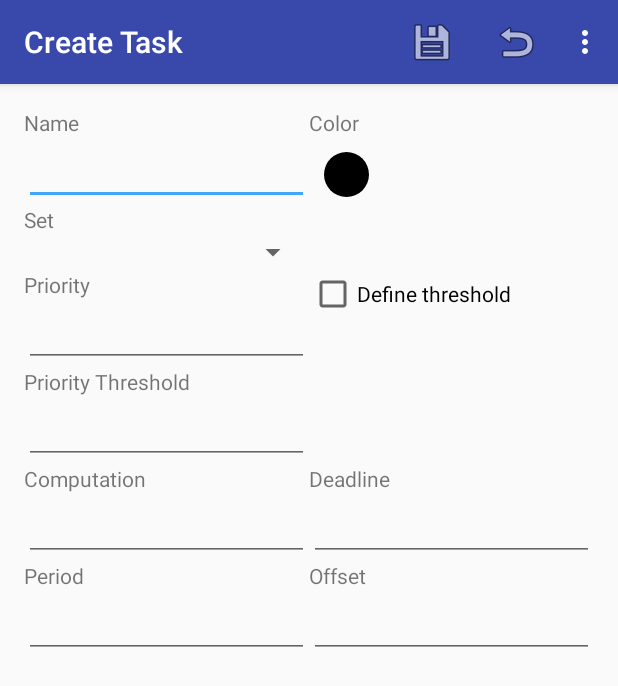
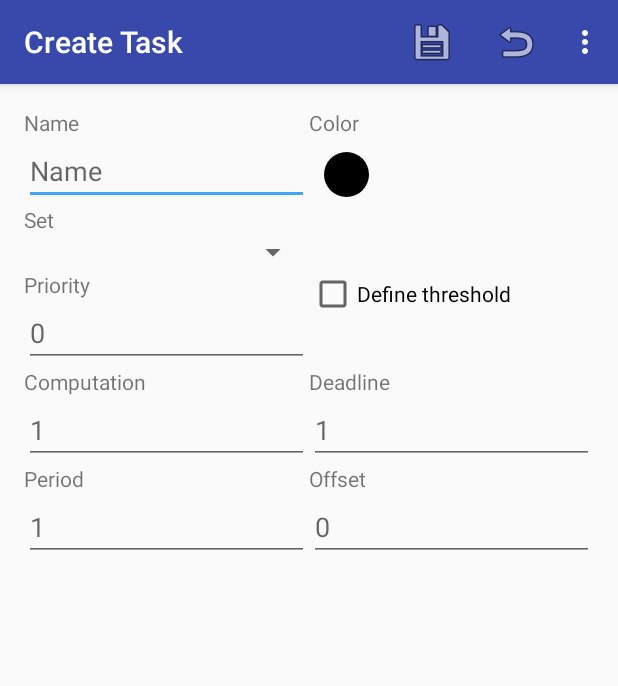
Before and after one commit to 2IMN00-16/Android, an Android app: the TaskActivity screen opened directly, with no data from a screen before it, on a phone screen of 412 x 824 dp. Shown: the top 686 px of the screen. Run offline under Robolectric (Android 15) with nearby library versions, the phone set to English and light mode, and no system bars; libraries missing offline, so code that uses them is left out: org.xdty.preference; 3 statements that could not run were skipped.

Commit message:
Added hints

```diff
--- a/app/src/main/res/layout/activity_task.xml
+++ b/app/src/main/res/layout/activity_task.xml
@@ -41,7 +41,7 @@
                         android:layout_width="match_parent"
                         android:layout_height="wrap_content"
                         android:inputType="textPersonName"
-                        android:text="Name"
+                        android:hint="Name"
                         android:ems="10"
                         android:id="@+id/task_name" />
 
@@ -117,6 +117,7 @@
                         android:inputType="number"
                         android:ems="10"
                         android:id="@+id/task_priority"
+                        android:hint="0"
                         />
 
                 </LinearLayout>
@@ -124,7 +125,8 @@
                     android:orientation="vertical"
                     android:layout_width="match_parent"
                     android:layout_height="wrap_content"
-                    android:id="@+id/task_priority_threshold_container">
+                    android:id="@+id/task_priority_threshold_container"
+                    android:visibility="gone">
                     <TextView
                         android:text="Priority Threshold"
                         android:layout_width="match_parent"
@@ -135,7 +137,7 @@
                         android:layout_width="match_parent"
                         android:layout_height="wrap_content"
                         android:inputType="number"
-                        android:text=""
+                        android:hint="0"
                         android:ems="10"
                         android:id="@+id/task_priority_threshold" />
 
@@ -177,6 +179,7 @@
                     android:inputType="number"
                     android:ems="10"
                     android:id="@+id/task_computation"
+                    android:hint="1"
                     />
 
             </LinearLayout>
@@ -198,6 +201,7 @@
                     android:inputType="number"
                     android:ems="10"
                     android:id="@+id/task_deadline"
+                    android:hint="1"
                     />
 
             </LinearLayout>
@@ -226,6 +230,7 @@
                     android:inputType="number"
                     android:ems="10"
                     android:id="@+id/task_period"
+                    android:hint="1"
                     />
 
             </LinearLayout>
@@ -247,6 +252,7 @@
                     android:inputType="number"
                     android:ems="10"
                     android:id="@+id/task_offset"
+                    android:hint="0"
                     />
 
             </LinearLayout>
```
